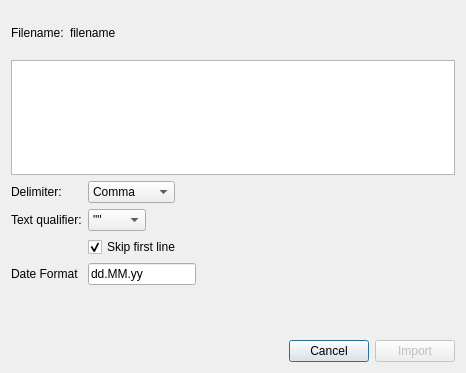
This is src/ui/StatementImporterDialog.ui in Marvin182/Moneyphant as Qt 5 draws it before an edit. The edited form follows.
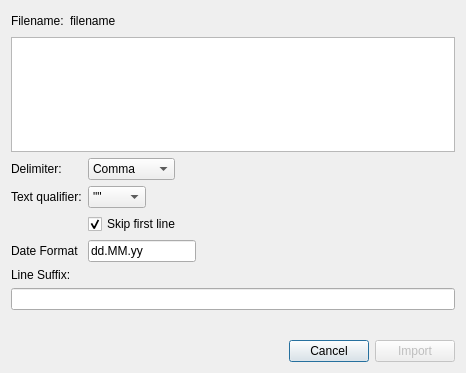
This is the edited form.

Commit message: Improve statement import process

Patch:
```diff
--- a/src/ui/StatementImporterDialog.ui
+++ b/src/ui/StatementImporterDialog.ui
@@ -171,6 +171,16 @@
      </item>
     </layout>
    </item>
+   <item>
+    <widget class="QLabel" name="label_5">
+     <property name="text">
+      <string>Line Suffix:</string>
+     </property>
+    </widget>
+   </item>
+   <item>
+    <widget class="QLineEdit" name="lineSuffix"/>
+   </item>
    <item>
     <widget class="QFrame" name="columnChoosers">
      <layout class="QGridLayout" name="gridLayout"/>
```
The commit also changes 15 other files.
